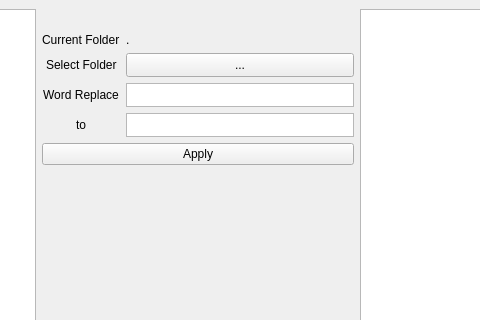
hsl-sv/FLT-FilesRename, file FLT-FilesRename/FLT_FilesRename.ui: the form before one commit; both pictures show x 202 to 682 and y 0 to 320 of the 800 by 600 pixel window.
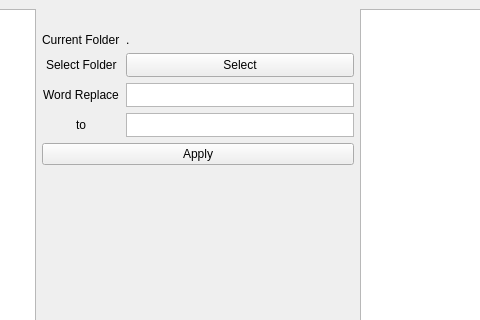
The form after the commit.

What changed in the file:
```diff
--- a/FLT-FilesRename/FLT_FilesRename.ui
+++ b/FLT-FilesRename/FLT_FilesRename.ui
@@ -11,7 +11,13 @@
    </rect>
   </property>
   <property name="windowTitle">
-   <string>MainWindow</string>
+   <string>FLT-FilesRename</string>
+  </property>
+  <property name="iconSize">
+   <size>
+    <width>0</width>
+    <height>0</height>
+   </size>
   </property>
   <widget class="QWidget" name="centralwidget">
    <layout class="QHBoxLayout" name="horizontalLayout">
@@ -74,7 +80,7 @@
          </size>
         </property>
         <property name="text">
-         <string>...</string>
+         <string>Select</string>
         </property>
        </widget>
       </item>
```
